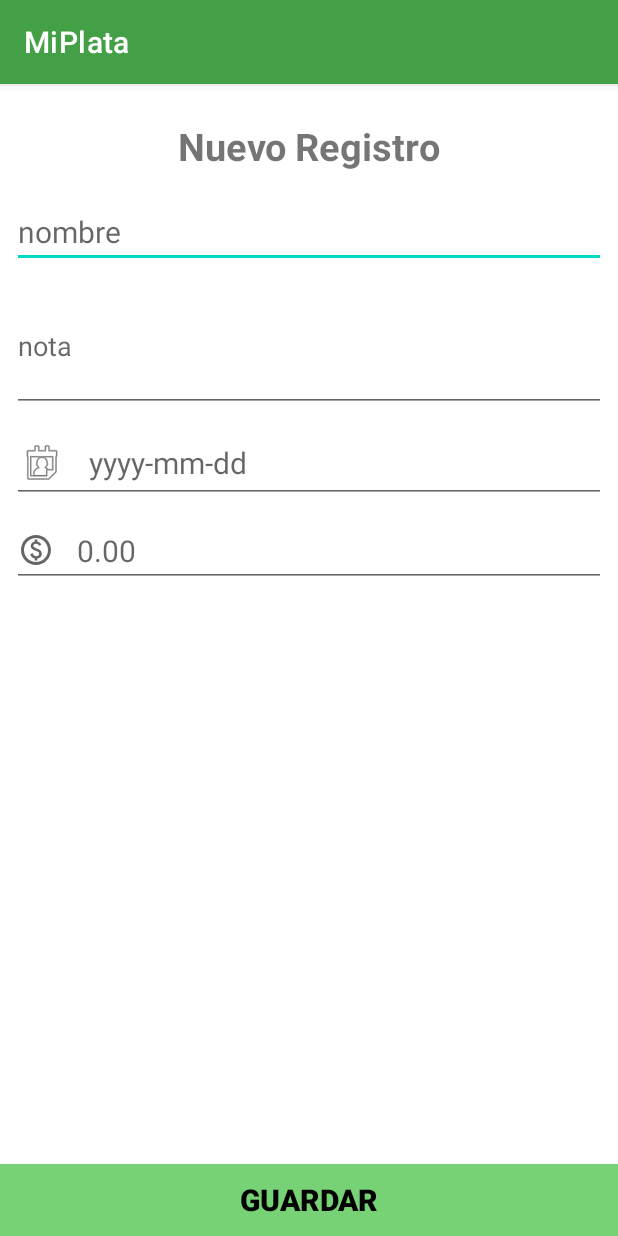
After one commit to SESI-Phonegap/MiPlata, an Android app: the RegistroOperacionesMensualesActivity screen opened directly, with no data from a screen before it, on a phone screen of 412 x 824 dp. The commit adds this screen. Run offline under Robolectric (Android 15) with nearby library versions, the phone set to English and light mode, and no system bars; our stand-ins replace Room's generated code, data binding.

Commit message:
Activiti operaciones mensuales interface

```diff
--- a/app/src/main/AndroidManifest.xml
+++ b/app/src/main/AndroidManifest.xml
@@ -9,6 +9,9 @@
         android:roundIcon="@mipmap/ic_launcher_round"
         android:supportsRtl="true"
         android:theme="@style/Theme.MiPlata">
+        <activity
+            android:name=".view.main.RegistroOperacionesMensualesActivity"
+            android:exported="false" />
         <activity
             android:name=".view.main.ListaOperacionesActivity"
             android:exported="false" />
--- /dev/null
+++ b/app/src/main/java/com/sesi/miplata/view/fragment/datepicker/DatePickerFragment.java
@@ -0,0 +1,36 @@
+package com.sesi.miplata.view.fragment.datepicker;
+
+import android.app.DatePickerDialog;
+import android.app.Dialog;
+import android.os.Bundle;
+
+import androidx.annotation.NonNull;
+import androidx.annotation.Nullable;
+import androidx.fragment.app.DialogFragment;
+import java.util.Calendar;
+
+public class DatePickerFragment extends DialogFragment {
+
+    private DatePickerDialog.OnDateSetListener listener;
+
+    public static DatePickerFragment getInstance(DatePickerDialog.OnDateSetListener listener){
+        DatePickerFragment fragment = new DatePickerFragment();
+        fragment.setListener(listener);
+        return fragment;
+    }
+
+    @NonNull
+    @Override
+    public Dialog onCreateDialog(@Nullable Bundle savedInstanceState) {
+        final Calendar calendar = Calendar.getInstance();
+        int year = calendar.get(Calendar.YEAR);
+        int month = calendar.get(Calendar.MONTH);
+        int day = calendar.get(Calendar.DAY_OF_MONTH);
+        return new DatePickerDialog(getActivity(),listener, year, month, day);
+    }
+
+
+    public void setListener(DatePickerDialog.OnDateSetListener listener) {
+        this.listener = listener;
+    }
+}
--- a/app/src/main/java/com/sesi/miplata/view/main/MenuActivity.java
+++ b/app/src/main/java/com/sesi/miplata/view/main/MenuActivity.java
@@ -54,8 +54,10 @@ public class MenuActivity extends AppCompatActivity {
                 }
             }
         });
+
         binding.appBarMenu.fabAddOpDay.setOnClickListener(v ->{
-
+            Intent intent = new Intent(this, RegistroOperacionesMensualesActivity.class);
+            startActivity(intent);
         });
 
         binding.appBarMenu.fabAddOpRec.setOnClickListener(v -> {
--- /dev/null
+++ b/app/src/main/java/com/sesi/miplata/view/main/RegistroOperacionesMensualesActivity.java
@@ -0,0 +1,45 @@
+package com.sesi.miplata.view.main;
+
+import androidx.appcompat.app.AppCompatActivity;
+import androidx.lifecycle.ViewModelProvider;
+
+import android.app.DatePickerDialog;
+import android.os.Bundle;
+import android.widget.DatePicker;
+
+import com.sesi.miplata.databinding.ActivityRegistroOperacionesMensualesBinding;
+import com.sesi.miplata.view.fragment.datepicker.DatePickerFragment;
+
+public class RegistroOperacionesMensualesActivity extends AppCompatActivity {
+
+    private ActivityRegistroOperacionesMensualesBinding binding;
+    private RegistroOperacionesMensualesViewModel viewModel;
+
+    @Override
+    protected void onCreate(Bundle savedInstanceState) {
+        super.onCreate(savedInstanceState);
+        binding = ActivityRegistroOperacionesMensualesBinding.inflate(getLayoutInflater());
+        setContentView(binding.getRoot());
+        RegistroOperacionesMensualesViewModel.RegistroOperacionesMensualesViewModelFactory factory = new RegistroOperacionesMensualesViewModel.RegistroOperacionesMensualesViewModelFactory(getApplication());
+        viewModel = new ViewModelProvider(this, factory).get(RegistroOperacionesMensualesViewModel.class);
+
+        binding.setLifecycleOwner(this);
+        binding.setViewModel(viewModel);
+        binding.setRegistroOperacionesMensualesActivity(this);
+
+        binding.etDate.setOnClickListener(v -> {
+            showDatePicker();
+        });
+    }
+
+    private void showDatePicker(){
+        DatePickerFragment datePicker = DatePickerFragment.getInstance(new DatePickerDialog.OnDateSetListener() {
+            @Override
+            public void onDateSet(DatePicker datePicker, int year, int month, int day) {
+                final String selectedDate = year + "-" + month + "-" + day;
+                binding.etDate.setText(selectedDate);
+            }
+        });
+        datePicker.show(getSupportFragmentManager(), "Date Picker");
+    }
+}
--- /dev/null
+++ b/app/src/main/java/com/sesi/miplata/view/main/RegistroOperacionesMensualesViewModel.java
@@ -0,0 +1,35 @@
+package com.sesi.miplata.view.main;
+
+import android.app.Application;
+
+import androidx.annotation.NonNull;
+import androidx.lifecycle.ViewModel;
+import androidx.lifecycle.ViewModelProvider;
+
+import com.sesi.miplata.data.repository.OperacionesRepository;
+
+public class RegistroOperacionesMensualesViewModel extends ViewModel {
+
+    private OperacionesRepository operacionesRepo;
+
+    public RegistroOperacionesMensualesViewModel(Application application){
+        this.operacionesRepo = new OperacionesRepository(application);
+    }
+
+    public static class RegistroOperacionesMensualesViewModelFactory implements ViewModelProvider.Factory{
+        private final Application application;
+
+        public RegistroOperacionesMensualesViewModelFactory(Application application){
+            this.application = application;
+        }
+
+        @NonNull
+        @Override
+        public <T extends ViewModel> T create(@NonNull Class<T> modelClass) {
+            if (modelClass.isAssignableFrom(RegistroOperacionesMensualesViewModel.class)){
+                return (T) new RegistroOperacionesMensualesViewModel(application);
+            }
+            throw new IllegalArgumentException("Unknown ViewModel class");
+        }
+    }
+}
--- /dev/null
+++ b/app/src/main/res/layout/activity_registro_operaciones_mensuales.xml
@@ -0,0 +1,127 @@
+<?xml version="1.0" encoding="utf-8"?>
+<layout
+    xmlns:android="http://schemas.android.com/apk/res/android"
+    xmlns:app="http://schemas.android.com/apk/res-auto"
+    xmlns:tools="http://schemas.android.com/tools">
+
+    <data>
+        <import type="android.view.View"/>
+        <variable
+            name="registroOperacionesMensualesActivity"
+            type="com.sesi.miplata.view.main.RegistroOperacionesMensualesActivity" />
+        <variable
+            name="viewModel"
+            type="com.sesi.miplata.view.main.RegistroOperacionesMensualesViewModel" />
+    </data>
+<androidx.constraintlayout.widget.ConstraintLayout
+    android:layout_width="match_parent"
+    android:layout_height="match_parent"
+    tools:context=".view.main.RegistroOperacionesMensualesActivity">
+
+    <androidx.constraintlayout.widget.ConstraintLayout
+        android:layout_width="0dp"
+        android:layout_height="0dp"
+        app:layout_constraintBottom_toBottomOf="parent"
+        app:layout_constraintEnd_toEndOf="parent"
+        app:layout_constraintStart_toStartOf="parent"
+        app:layout_constraintTop_toTopOf="parent">
+
+        <TextView
+            android:id="@+id/tv_title"
+            android:layout_width="wrap_content"
+            android:layout_height="wrap_content"
+            android:layout_marginStart="8dp"
+            android:layout_marginTop="24dp"
+            android:layout_marginEnd="8dp"
+            android:text="Nuevo Registro"
+            android:textSize="25sp"
+            android:textStyle="bold"
+            app:layout_constraintEnd_toEndOf="parent"
+            app:layout_constraintStart_toStartOf="parent"
+            app:layout_constraintTop_toTopOf="parent" />
+
+        <EditText
+            android:id="@+id/et_nombre"
+            android:layout_width="0dp"
+            android:layout_height="wrap_content"
+            android:layout_marginStart="8dp"
+            android:layout_marginTop="16dp"
+            android:layout_marginEnd="8dp"
+            android:hint="nombre"
+            android:textColor="@color/black"
+            android:textSize="20sp"
+            app:layout_constraintEnd_toEndOf="parent"
+            app:layout_constraintStart_toStartOf="parent"
+            app:layout_constraintTop_toBottomOf="@+id/tv_title" />
+
+        <EditText
+            android:id="@+id/et_nota"
+            android:layout_width="0dp"
+            android:layout_height="wrap_content"
+            android:layout_marginStart="8dp"
+            android:layout_marginTop="8dp"
+            android:layout_marginEnd="8dp"
+            android:hint="nota"
+            android:inputType="textMultiLine"
+            android:lines="3"
+            android:maxLines="3"
+            android:textColor="@color/black"
+            android:textSize="18sp"
+            app:layout_constraintEnd_toEndOf="parent"
+            app:layout_constraintStart_toStartOf="parent"
+            app:layout_constraintTop_toBottomOf="@+id/et_nombre" />
+
+        <EditText
+            android:id="@+id/et_date"
+            android:layout_width="0dp"
+            android:layout_height="wrap_content"
+            android:layout_marginStart="8dp"
+            android:layout_marginTop="8dp"
+            android:layout_marginEnd="8dp"
+            android:clickable="true"
+            android:drawableStart="@android:drawable/ic_menu_my_calendar"
+            android:drawablePadding="15dp"
+            android:ems="10"
+            android:focusable="false"
+            android:hint="yyyy-mm-dd"
+            android:inputType="date"
+            android:textColor="@color/black"
+            android:textSize="20sp"
+            app:layout_constraintEnd_toEndOf="parent"
+            app:layout_constraintStart_toStartOf="parent"
+            app:layout_constraintTop_toBottomOf="@+id/et_nota" />
+
+        <EditText
+            android:id="@+id/et_monto"
+            android:layout_width="0dp"
+            android:layout_height="wrap_content"
+            android:layout_marginStart="8dp"
+            android:layout_marginTop="8dp"
+            android:layout_marginEnd="8dp"
+            android:drawableStart="@drawable/ic_paid"
+            android:drawablePadding="15dp"
+            android:hint="0.00"
+            android:inputType="numberDecimal"
+            android:textColor="@color/black"
+            android:textSize="20sp"
+            app:layout_constraintEnd_toEndOf="parent"
+            app:layout_constraintStart_toStartOf="parent"
+            app:layout_constraintTop_toBottomOf="@+id/et_date" />
+
+        <androidx.appcompat.widget.AppCompatButton
+            android:id="@+id/btn_guardar"
+            android:layout_width="0dp"
+            android:layout_height="wrap_content"
+            android:text="Guardar"
+            android:background="@color/primaryLightColor"
+            android:textAlignment="center"
+            android:textColor="@color/black"
+            android:textSize="20sp"
+            android:textStyle="bold"
+            app:layout_constraintBottom_toBottomOf="parent"
+            app:layout_constraintEnd_toEndOf="parent"
+            app:layout_constraintStart_toStartOf="parent" />
+
+    </androidx.constraintlayout.widget.ConstraintLayout>
+</androidx.constraintlayout.widget.ConstraintLayout>
+</layout>
```
